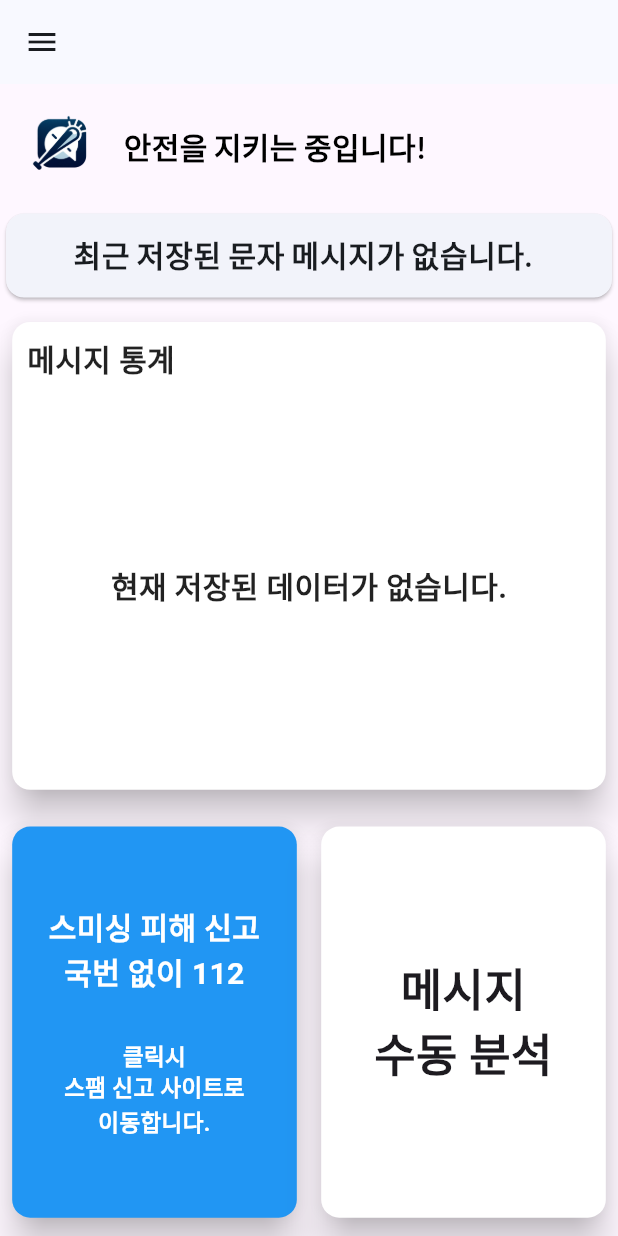
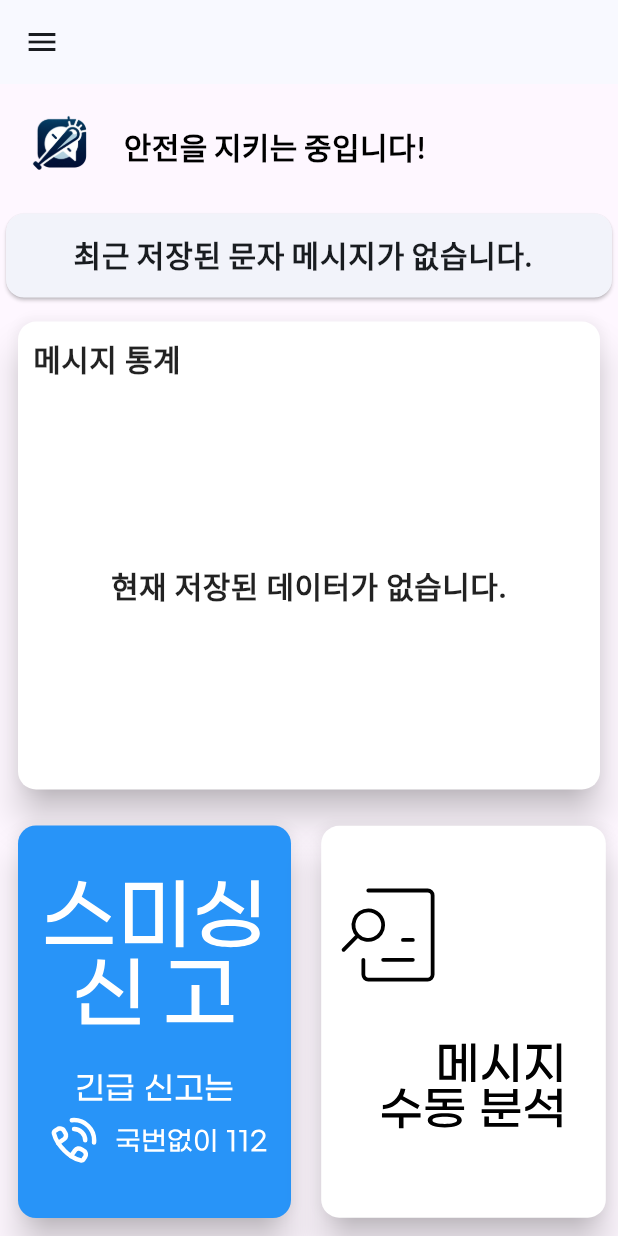
Before and after one commit to SmiGoal/SmiGoal-App-Client, a Flutter app: the screen it shows after launch, on a phone screen of 412 x 824 dp. Run offline on Flutter 3.47's test engine with Material 3 defaults, Android fonts, the phone set to English and light mode, and no system bars; our stand-ins replace fl_chart, flutter_svg, google_fonts; Roboto replaces fonts that are missing (NanumSquareNeo).

Commit message:
feat: add several UI Images

```diff
--- a/lib/resources/app_resources.dart
+++ b/lib/resources/app_resources.dart
@@ -17,7 +17,7 @@ class AppColors {
 
   static const Color contentColorBlack = Colors.black;
   static const Color contentColorWhite = Colors.white;
-  static const Color contentColorBlue = Color(0xFF2196F3);
+  static const Color contentColorBlue = Color(0xFF2894F8);
   static const Color contentColorYellow = Color(0xFFFFC300);
   static const Color contentColorOrange = Color(0xFFFF683B);
   static const Color contentColorGreen = Color(0xFF3BFF49);
@@ -32,5 +32,7 @@ class Assets {
   static const String nanumSquare = 'NanumSquare';
   static const String nanumSquareNeo = 'NanumSquareNeo';
   static const String reportSpamUrl = 'https://spam.kisa.or.kr/spam/ss/ssSpamInfo.do?mi=1025';
+  static const String buttonAnalysisPage = 'assets/widgets/button_analysis.svg';
+  static const String buttonReportPage = 'assets/widgets/button_report.svg';
   static const TextStyle nanumSquareStyle = TextStyle(fontFamily: nanumSquareNeo);
 }
--- a/lib/widgets/list/statistic_list_item.dart
+++ b/lib/widgets/list/statistic_list_item.dart
@@ -70,7 +70,7 @@ class StatisticListItem extends StatelessWidget {
   Widget build(BuildContext context) {
     return Padding(
       padding: const EdgeInsets.fromLTRB(8, 2, 8, 2),
-      child: GestureDetector(
+      child: InkWell(
         onTap: () {
           showDialog(
               context: context,
--- a/lib/widgets/smigoal.dart
+++ b/lib/widgets/smigoal.dart
@@ -1,5 +1,6 @@
 import 'package:flutter/cupertino.dart';
 import 'package:flutter/material.dart';
+import 'package:flutter_svg/flutter_svg.dart';
 import 'package:google_fonts/google_fonts.dart';
 import 'package:url_launcher/url_launcher.dart';
 import '../models/sms_message.dart';
@@ -30,6 +31,16 @@ class _SmiGoalState extends State<SmiGoal> with WidgetsBindingObserver {
   DateTime timestamp = DateTime(0);
   DateTime? lastPressed;
   CircularChart? chart;
+  final SvgPicture button_analysis = SvgPicture.asset(
+    Assets.buttonAnalysisPage,
+    width: double.infinity,
+    height: double.infinity,
+  );
+  final SvgPicture button_report = SvgPicture.asset(
+    Assets.buttonReportPage,
+    width: double.infinity,
+    height: double.infinity,
+  );
 
   @override
   void initState() {
@@ -48,7 +59,6 @@ class _SmiGoalState extends State<SmiGoal> with WidgetsBindingObserver {
   // Future<String> get message async {
   void _getMessage(MessageEntity entity) {
     setState(() {
-      print('dflkajdlkf');
       // print(map);
       // final entity = MessageEntity.fromMap(map);
       messages.add(entity);
@@ -169,8 +179,8 @@ class _SmiGoalState extends State<SmiGoal> with WidgetsBindingObserver {
                     ),
                   ),
             Container(
-              padding: edgeInset,
-              child: GestureDetector(
+              padding: const EdgeInsets.all(8),
+              child: InkWell(
                 onTap: () {
                   Navigator.push(
                     context,
@@ -227,39 +237,18 @@ class _SmiGoalState extends State<SmiGoal> with WidgetsBindingObserver {
                 mainAxisAlignment: MainAxisAlignment.center,
                 children: [
                   Expanded(
-                    child: Container(
-                      padding: edgeInset,
-                      child: GestureDetector(
+                    child: Padding(
+                      padding: const EdgeInsets.all(8),
+                      child: InkWell(
                         onTap: () async {
                           _launchUrl();
                         },
-                        child: const Card(
+                        child: Card(
                           color: AppColors.contentColorBlue,
                           elevation: 10,
-                          child: Column(
-                            mainAxisAlignment: MainAxisAlignment.center,
-                            children: [
-                              Text(
-                                "스미싱 피해 신고\n국번 없이 112\n",
-                                textAlign: TextAlign.center,
-                                style: TextStyle(
-                                  fontFamily: Assets.nanumSquareNeo,
-                                  fontSize: 20,
-                                  fontWeight: FontWeight.w700,
-                                  color: AppColors.contentColorWhite,
-                                ),
-                              ),
-                              Text(
-                                "클릭시\n스팸 신고 사이트로\n이동합니다.",
-                                textAlign: TextAlign.center,
-                                style: TextStyle(
-                                  fontFamily: Assets.nanumSquareNeo,
-                                  fontSize: 15,
-                                  fontWeight: FontWeight.w700,
-                                  color: AppColors.contentColorWhite,
-                                ),
-                              ),
-                            ],
+                          child: Padding(
+                            padding: const EdgeInsets.all(15),
+                            child: button_report
                           ),
                         ),
                       ),
@@ -268,7 +257,7 @@ class _SmiGoalState extends State<SmiGoal> with WidgetsBindingObserver {
                   Expanded(
                     child: Container(
                       padding: edgeInset,
-                      child: GestureDetector(
+                      child: InkWell(
                         onTap: () {
                           Navigator.push(
                             context,
@@ -277,31 +266,10 @@ class _SmiGoalState extends State<SmiGoal> with WidgetsBindingObserver {
                                     const AnalysisManualPage()),
                           );
                         },
-                        child: const Card(
+                        child: Card(
                           color: AppColors.contentColorWhite,
                           elevation: 10,
-                          child: Padding(
-                            padding: const EdgeInsets.all(8.0),
-                            child: Column(
-                              mainAxisAlignment: MainAxisAlignment.center,
-                              children: [
-                                Text(
-                                  "메시지\n수동 분석",
-                                  textAlign: TextAlign.center,
-                                  style: TextStyle(
-                                    fontFamily: Assets.nanumSquareNeo,
-                                    fontSize: 30,
-                                    fontWeight: FontWeight.w700,
-                                  ),
-                                  // style: GoogleFonts.lato(
-                                  //   fontSize: 30,
-                                  //   fontWeight: FontWeight.bold,
-                                  //   color: AppColors.contentColorBlack,
-                                  // ),
-                                ),
-                              ],
-                            ),
-                          ),
+                          child: button_analysis,
                         ),
                       ),
                     ),
--- a/pubspec.yaml
+++ b/pubspec.yaml
@@ -41,6 +41,7 @@ dependencies:
   fl_chart: ^0.64.0
   intl: ^0.18.1
   url_launcher: ^6.3.0
+  flutter_svg: ^2.0.10+1
 
 dev_dependencies:
   flutter_test:
@@ -68,6 +69,8 @@ flutter:
   assets:
     - assets/images/icon_smigoal.png
     - assets/images/icon_smigoal_removed_bg.png
+    - assets/widgets/button_analysis.svg
+    - assets/widgets/button_report.svg
 #     - images/a_dot_burr.jpeg
 #     - images/a_dot_ham.jpeg
 
```
Also changed, not shown: lib/functions/result_handler.dart (+4 -17 lines), assets/widgets/button_analysis.svg (added), assets/widgets/button_report.svg (added), pubspec.lock.
